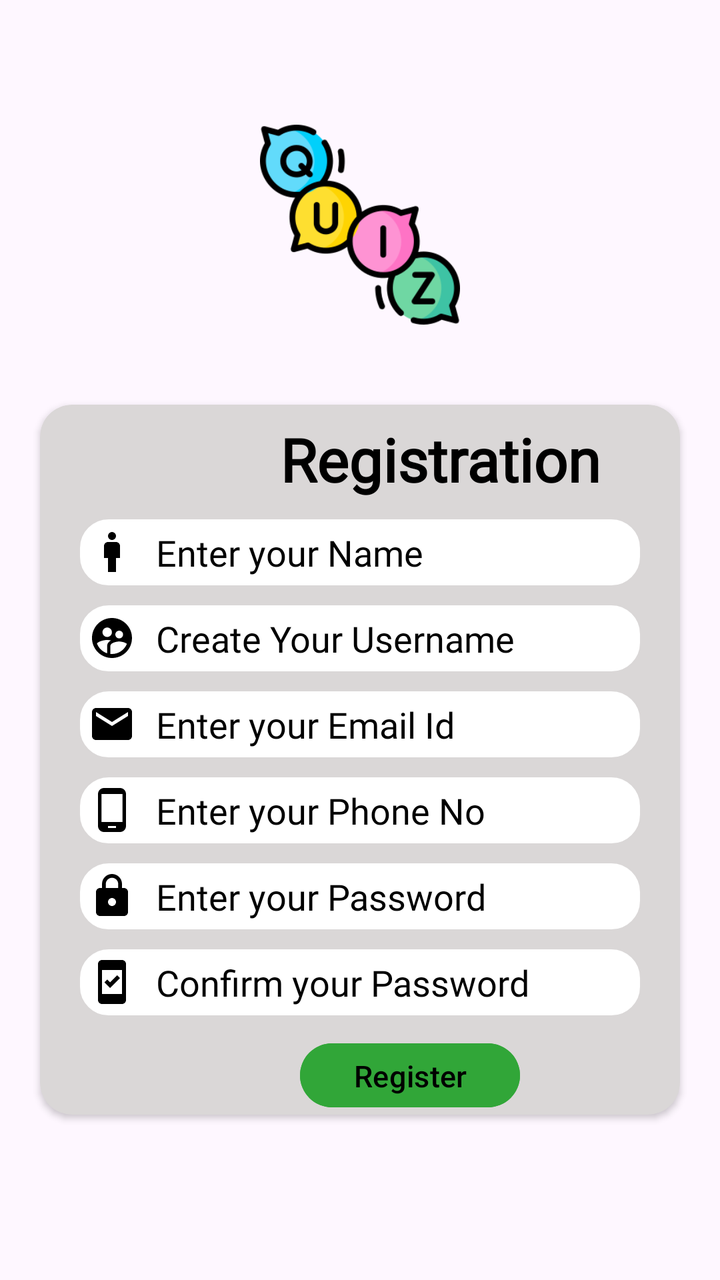
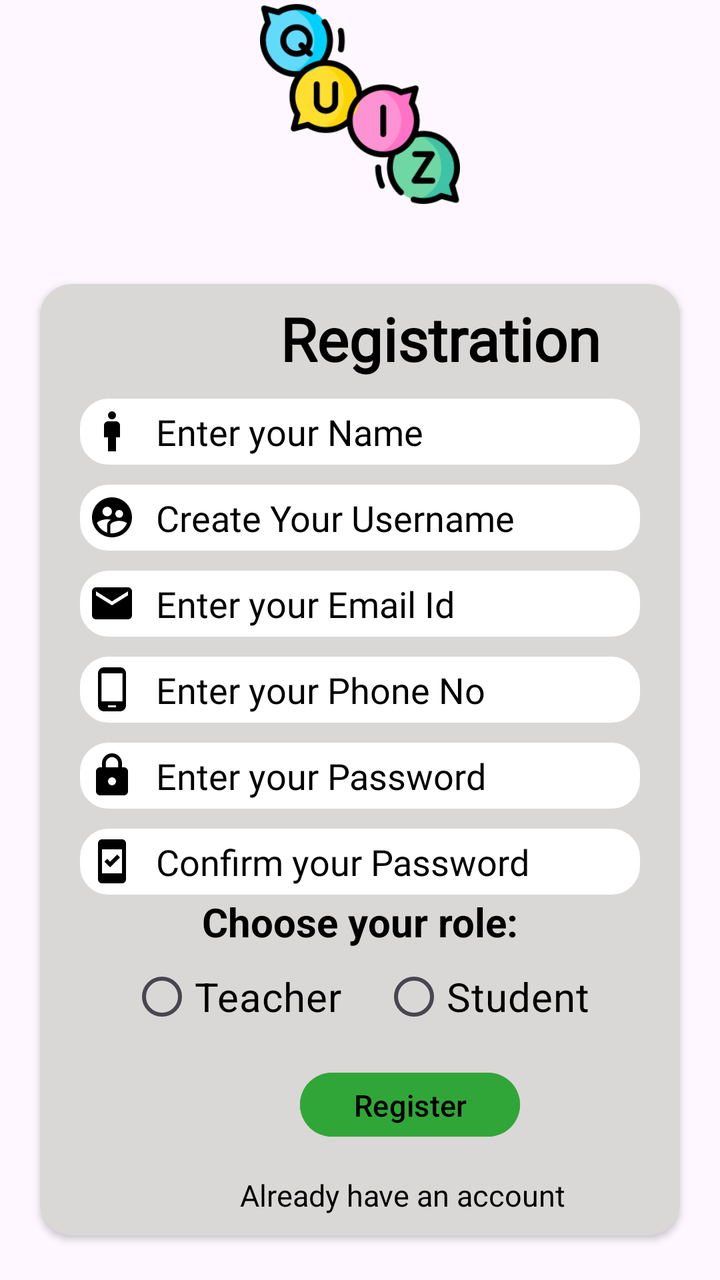

Screens rendered from an Android XML layout before and after an edit, with the pre-edit source and the edit as a unified diff.
<!-- AndroidManifest.xml: application theme Theme.EduQuiz -->
<!-- res/layout/activity_register.xml -->
<?xml version="1.0" encoding="utf-8"?>
<LinearLayout xmlns:android="http://schemas.android.com/apk/res/android"
    xmlns:app="http://schemas.android.com/apk/res-auto"
    android:id="@+id/main"
    android:layout_width="match_parent"
    android:layout_height="match_parent"
    android:orientation="vertical"
    android:gravity="center">

    <ImageView
        android:layout_width="100dp"
        android:layout_height="100dp"
        android:src="@drawable/quizlogo"
        android:layout_marginBottom="20dp" />
    
    <androidx.cardview.widget.CardView
        android:layout_width="match_parent"
        android:layout_height="355dp"
        android:layout_margin="20dp"
        app:cardCornerRadius="16dp"
        android:elevation="100dp"
        android:backgroundTint="@color/gray2">

        <LinearLayout
            android:layout_width="match_parent"
            android:layout_height="match_parent"
            android:orientation="vertical">



        <TextView
            android:layout_width="wrap_content"
            android:layout_height="wrap_content"
            android:text="Registration"
            android:textSize="30dp"
            android:textColor="@color/black"
            android:textStyle="bold"
            android:fontFamily="@font/caveat_brush"
            android:layout_marginLeft="120dp"
            android:layout_marginTop="7dp"/>

            <EditText
                android:id="@+id/etregname"
                android:layout_width="match_parent"
                android:layout_height="33dp"
                android:layout_marginLeft="20dp"
                android:layout_marginRight="20dp"
                android:layout_marginTop="10dp"
                android:background="@drawable/edit"
                android:backgroundTint="@color/white"
                android:drawableStart="@drawable/man_24"
                android:fontFamily="@font/alice"
                android:hint="Enter your Name"
                android:padding="4dp"
                android:textColor="@color/black"
                android:textColorHint="@color/black"
                android:textStyle="normal"
                android:drawablePadding="10dp"/>

            <EditText
                android:id="@+id/etregusername"
                android:layout_width="match_parent"
                android:layout_height="33dp"
                android:layout_marginLeft="20dp"
                android:layout_marginRight="20dp"
                android:layout_marginTop="10dp"
                android:background="@drawable/edit"
                android:backgroundTint="@color/white"
                android:drawableStart="@drawable/usernamelogo"
                android:fontFamily="@font/alice"
                android:hint="Create Your Username"
                android:padding="4dp"
                android:textColor="@color/black"
                android:textColorHint="@color/black"
                android:textStyle="normal"
                android:drawablePadding="10dp"/>

            <EditText
                android:id="@+id/etregemailid"
                android:layout_width="match_parent"
                android:layout_height="33dp"
                android:layout_marginTop="10dp"
                android:layout_marginRight="20dp"
                android:background="@drawable/edit"
                android:layout_marginLeft="20dp"
                android:backgroundTint="@color/white"
                android:hint="Enter your Email Id"
                android:textColorHint="@color/black"
                android:fontFamily="@font/alice"
                android:drawableStart="@drawable/email"
                android:padding="4dp"
                android:textColor="@color/black"
                android:drawablePadding="10dp"/>

            <EditText
                android:id="@+id/etregphno"
                android:layout_width="match_parent"
                android:layout_height="33dp"
                android:layout_marginTop="10dp"
                android:layout_marginRight="20dp"
                android:background="@drawable/edit"
                android:layout_marginLeft="20dp"
                android:backgroundTint="@color/white"
                android:hint="Enter your Phone No"
                android:textColorHint="@color/black"
                android:fontFamily="@font/alice"
                android:drawableStart="@drawable/phone_logo"
                android:padding="4dp"
                android:drawablePadding="10dp"
                android:textColor="@color/black"
                android:inputType="number"/>

            <EditText
                android:id="@+id/etregpwd"
                android:layout_width="match_parent"
                android:layout_height="33dp"
                android:layout_marginTop="10dp"
                android:layout_marginRight="20dp"
                android:background="@drawable/edit"
                android:layout_marginLeft="20dp"
                android:backgroundTint="@color/white"
                android:hint="Enter your Password"
                android:textColorHint="@color/black"
                android:fontFamily="@font/alice"
                android:drawableStart="@drawable/passwordlogo"
                android:padding="4dp"
                android:textColor="@color/black"
                android:inputType="numberPassword"
                android:drawablePadding="10dp"/>

            <EditText
                android:id="@+id/etregconfirmpwd"
                android:layout_width="match_parent"
                android:layout_height="33dp"
                android:layout_marginTop="10dp"
                android:layout_marginRight="20dp"
                android:background="@drawable/edit"
                android:layout_marginLeft="20dp"
                android:backgroundTint="@color/white"
                android:hint="Confirm your Password"
                android:textColorHint="@color/black"
                android:fontFamily="@font/alice"
                android:drawableStart="@drawable/confirmpwd"
                android:padding="4dp"
                android:inputType="numberPassword"
                android:textColor="@color/black"
                android:drawablePadding="10dp"/>


            <Button
                android:id="@+id/btregregister"
                android:layout_width="110dp"
                android:layout_height="40dp"
                android:layout_marginTop="10dp"
                android:backgroundTint="@color/green"
                android:text="Register"
                android:textSize="15dp"
                android:textColor="@color/black"
                android:layout_marginLeft="130dp"/>

            <TextView
                android:id="@+id/tvregalreadyacc"
                android:layout_width="wrap_content"
                android:layout_height="wrap_content"
                android:text="Already have an account"
                android:textColor="@color/black"
                android:layout_marginLeft="100dp"
                android:layout_marginTop="15dp"
                android:textSize="15dp"
                />






        </LinearLayout>

    </androidx.cardview.widget.CardView>
    
    
        
</LinearLayout>
<!-- resources referenced by this layout -->
<resources>
  <color name="black">#FF000000</color>
  <color name="gray2">#DAD7D7</color>
  <color name="green">#31A638</color>
  <color name="white">#FFFFFFFF</color>
  <!-- drawable confirmpwd (drawable) -->
  <vector xmlns:android="http://schemas.android.com/apk/res/android" android:height="24dp" android:tint="#000000" android:viewportHeight="24" android:viewportWidth="24" android:width="24dp">
        
      <path android:fillColor="@android:color/white" android:pathData="M17,1H7C5.9,1 5,1.9 5,3v18c0,1.1 0.9,2 2,2h10c1.1,0 2,-0.9 2,-2V3C19,1.9 18.1,1 17,1zM17,18H7V6h10V18zM16,10.05l-1.41,-1.41l-3.54,3.54l-1.41,-1.41l-1.41,1.41L11.05,15L16,10.05z"/>
      
  </vector>
  <!-- drawable edit (drawable) -->
  <?xml version="1.0" encoding="utf-8"?>
  <shape  android:shape="rectangle"
      xmlns:android="http://schemas.android.com/apk/res/android">
      <corners android:radius="14dp"/>
      <stroke android:color="@color/white" android:width="0.6dp"/>
      <solid android:color="@color/white"/>
      <size android:height="10dp"/>
  
  </shape>
  <!-- drawable email (drawable) -->
  <vector xmlns:android="http://schemas.android.com/apk/res/android" android:height="24dp" android:tint="#000000" android:viewportHeight="24" android:viewportWidth="24" android:width="24dp">
        
      <path android:fillColor="@android:color/white" android:pathData="M20,4L4,4c-1.1,0 -1.99,0.9 -1.99,2L2,18c0,1.1 0.9,2 2,2h16c1.1,0 2,-0.9 2,-2L22,6c0,-1.1 -0.9,-2 -2,-2zM20,8l-8,5 -8,-5L4,6l8,5 8,-5v2z"/>
      
  </vector>
  <!-- drawable man_24 (drawable) -->
  <vector xmlns:android="http://schemas.android.com/apk/res/android" android:height="24dp" android:tint="#000000" android:viewportHeight="24" android:viewportWidth="24" android:width="24dp">
        
      <path android:fillColor="@android:color/white" android:pathData="M14,7h-4C8.9,7 8,7.9 8,9v6h2v7h4v-7h2V9C16,7.9 15.1,7 14,7z"/>
        
      <path android:fillColor="@android:color/white" android:pathData="M12,4m-2,0a2,2 0,1 1,4 0a2,2 0,1 1,-4 0"/>
      
  </vector>
  <!-- drawable passwordlogo (drawable) -->
  <vector xmlns:android="http://schemas.android.com/apk/res/android" android:height="24dp" android:tint="#000000" android:viewportHeight="24" android:viewportWidth="24" android:width="24dp">
        
      <path android:fillColor="@android:color/white" android:pathData="M18,8h-1L17,6c0,-2.76 -2.24,-5 -5,-5S7,3.24 7,6v2L6,8c-1.1,0 -2,0.9 -2,2v10c0,1.1 0.9,2 2,2h12c1.1,0 2,-0.9 2,-2L20,10c0,-1.1 -0.9,-2 -2,-2zM12,17c-1.1,0 -2,-0.9 -2,-2s0.9,-2 2,-2 2,0.9 2,2 -0.9,2 -2,2zM15.1,8L8.9,8L8.9,6c0,-1.71 1.39,-3.1 3.1,-3.1 1.71,0 3.1,1.39 3.1,3.1v2z"/>
      
  </vector>
  <!-- drawable phone_logo (drawable) -->
  <vector xmlns:android="http://schemas.android.com/apk/res/android" android:height="24dp" android:tint="#000000" android:viewportHeight="24" android:viewportWidth="24" android:width="24dp">
        
      <path android:fillColor="@android:color/white" android:pathData="M16,1L8,1C6.34,1 5,2.34 5,4v16c0,1.66 1.34,3 3,3h8c1.66,0 3,-1.34 3,-3L19,4c0,-1.66 -1.34,-3 -3,-3zM14,21h-4v-1h4v1zM17.25,18L6.75,18L6.75,4h10.5v14z"/>
      
  </vector>
  <style name="Theme.EduQuiz" parent="Base.Theme.EduQuiz" />
  <style name="Base.Theme.EduQuiz" parent="Theme.Material3.DayNight.NoActionBar">
          
          
      </style>
  <!-- unchanged entries left out for length: 2 -->
</resources>

<!-- the commit's change to res/layout/activity_register.xml (unified diff, before → after) -->
@@ -10,12 +10,12 @@
     <ImageView
         android:layout_width="100dp"
         android:layout_height="100dp"
-        android:src="@drawable/quizlogo"
-        android:layout_marginBottom="20dp" />
-    
+        android:layout_marginBottom="20dp"
+        android:src="@drawable/quizlogo" />
+
     <androidx.cardview.widget.CardView
         android:layout_width="match_parent"
-        android:layout_height="355dp"
+        android:layout_height="wrap_content"
         android:layout_margin="20dp"
         app:cardCornerRadius="16dp"
         android:elevation="100dp"
@@ -28,16 +28,16 @@
 
 
 
-        <TextView
-            android:layout_width="wrap_content"
-            android:layout_height="wrap_content"
-            android:text="Registration"
-            android:textSize="30dp"
-            android:textColor="@color/black"
-            android:textStyle="bold"
-            android:fontFamily="@font/caveat_brush"
-            android:layout_marginLeft="120dp"
-            android:layout_marginTop="7dp"/>
+            <TextView
+                android:layout_width="wrap_content"
+                android:layout_height="wrap_content"
+                android:text="Registration"
+                android:textSize="30dp"
+                android:textColor="@color/black"
+                android:textStyle="bold"
+                android:fontFamily="@font/caveat_brush"
+                android:layout_marginLeft="120dp"
+                android:layout_marginTop="7dp"/>
 
             <EditText
                 android:id="@+id/etregname"
@@ -145,6 +145,43 @@
                 android:inputType="numberPassword"
                 android:textColor="@color/black"
                 android:drawablePadding="10dp"/>
+
+            <TextView
+                android:layout_width="wrap_content"
+                android:layout_height="wrap_content"
+                android:text="Choose your role:"
+                android:textColor="@color/black"
+                android:textSize="20dp"
+                android:textStyle="bold"
+                android:layout_gravity="center">
+            </TextView>
+            <RadioGroup
+                android:layout_width="wrap_content"
+                android:layout_height="wrap_content"
+                android:layout_gravity="center"
+                android:orientation="horizontal"
+                android:id="@+id/rgregister">
+                <RadioButton
+                    android:layout_width="wrap_content"
+                    android:layout_height="wrap_content"
+                    android:text="Teacher"
+                    android:textSize="20sp"
+                    android:layout_marginRight="10dp"
+                    android:buttonTint="@color/black"
+                    android:textColor="@color/black">
+                </RadioButton>
+                <RadioButton
+                    android:layout_width="wrap_content"
+                    android:layout_height="wrap_content"
+                    android:text="Student"
+                    android:layout_marginLeft="10dp"
+                    android:textSize="20sp"
+                    android:buttonTint="@color/black"
+                    android:textColor="@color/black">
+
+                </RadioButton>
+            </RadioGroup>
+
 
 
             <Button
@@ -167,6 +204,8 @@
                 android:layout_marginLeft="100dp"
                 android:layout_marginTop="15dp"
                 android:textSize="15dp"
+                android:layout_marginBottom="10dp"
+
                 />
 
 
@@ -177,7 +216,7 @@
         </LinearLayout>
 
     </androidx.cardview.widget.CardView>
-    
-    
-        
+
+
+
 </LinearLayout>
